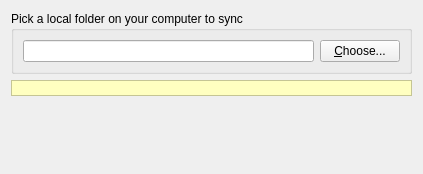
Above: src/gui/folderwizardsourcepage.ui from reberthkss/ResultCloud before the change. Below: the same form after it.
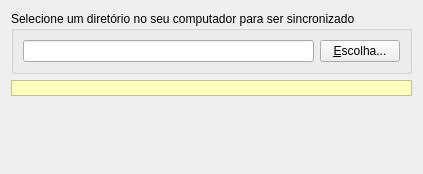
That is the form after the change.

```diff
--- a/src/gui/folderwizardsourcepage.ui
+++ b/src/gui/folderwizardsourcepage.ui
@@ -30,7 +30,7 @@
    <item row="0" column="0">
     <widget class="QGroupBox" name="groupBox">
      <property name="title">
-      <string>Pick a local folder on your computer to sync</string>
+      <string>Selecione um diretório no seu computador para ser sincronizado</string>
      </property>
      <layout class="QGridLayout" name="gridLayout">
       <item row="0" column="0">
@@ -41,7 +41,7 @@
         <item>
          <widget class="QPushButton" name="localFolderChooseBtn">
           <property name="text">
-           <string>&amp;Choose...</string>
+           <string>&amp;Escolha...</string>
           </property>
          </widget>
         </item>
```
